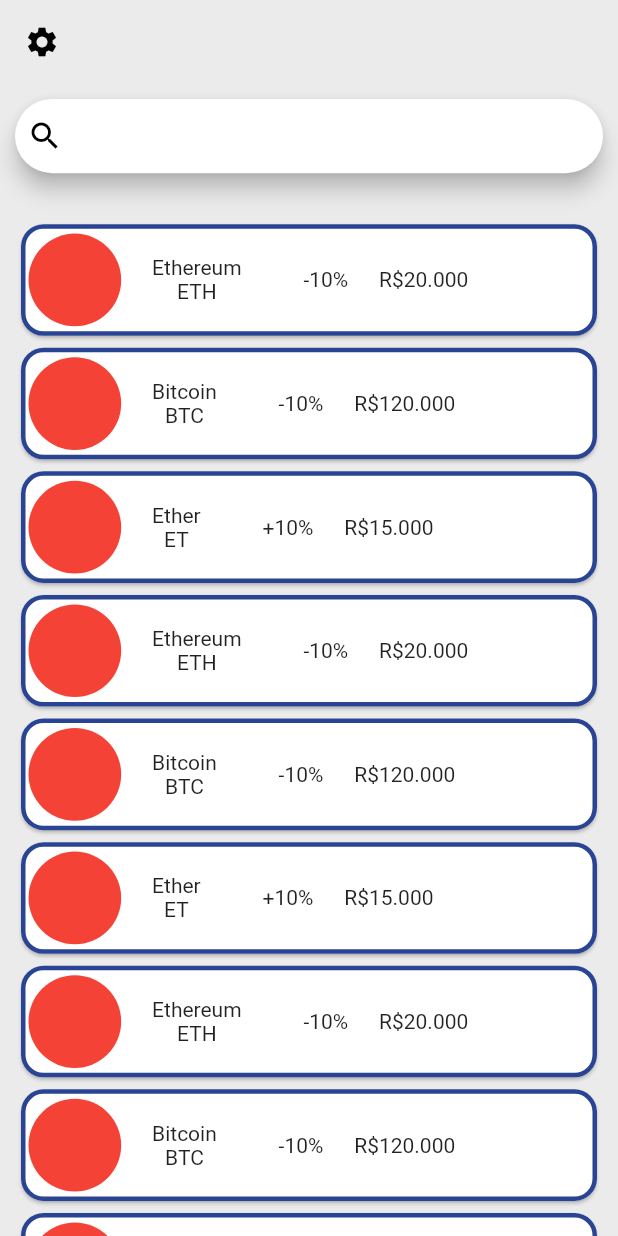
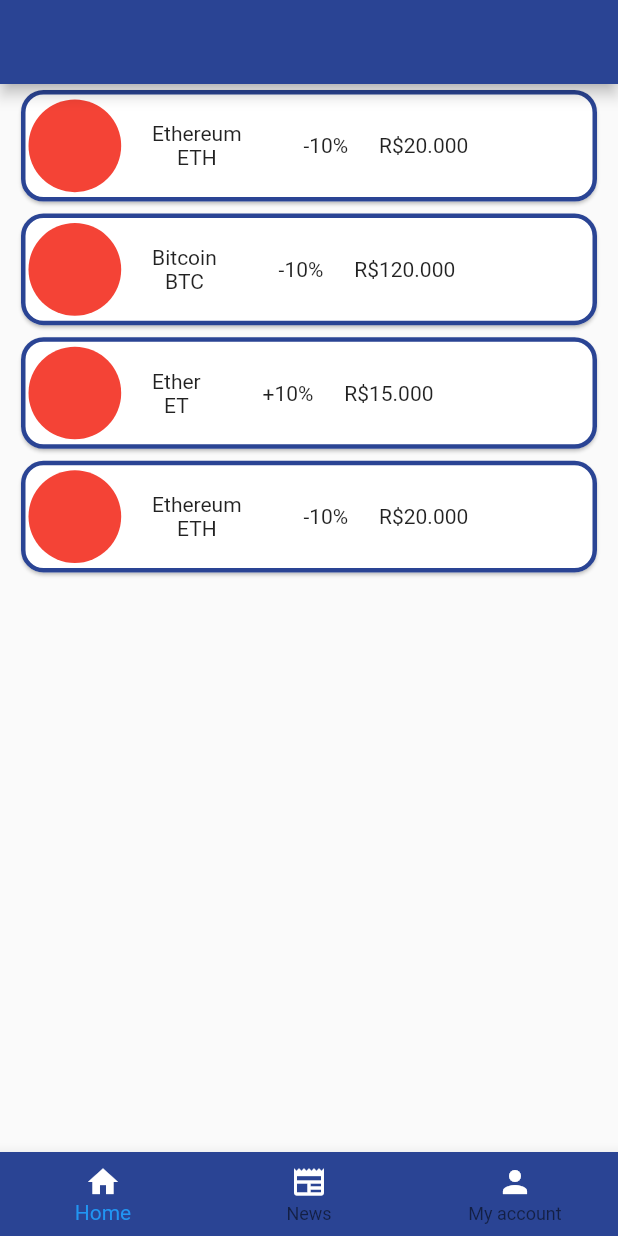
Before and after one commit to devv-thiago/criptoapp, a Flutter app: the screen it shows after launch, after a tap on "Login", on a phone screen of 412 x 824 dp. Run offline on Flutter 3.47's test engine with Material 2 defaults, Android fonts, the phone set to English and light mode, and no system bars.

Commit message:
atualizacao de interface

```diff
--- /dev/null
+++ b/lib/components/screens/coins_page.dart
@@ -0,0 +1,46 @@
+import 'package:flutter/material.dart';
+
+import '../widgets/coin_widget.dart';
+
+class CoinsPage extends StatefulWidget {
+  const CoinsPage({super.key});
+
+  @override
+  State<CoinsPage> createState() => _CoinsPageState();
+}
+
+class _CoinsPageState extends State<CoinsPage> {
+  @override
+  Widget build(BuildContext context) {
+    List<Widget> coins = [
+      CoinWidget('Ethereum', 'ETH', '-10%', 'R\$20.000'),
+      CoinWidget('Bitcoin', 'BTC', '-10%', 'R\$120.000'),
+      CoinWidget('Ether', 'ET', '+10%', 'R\$15.000'),
+      CoinWidget('Ethereum', 'ETH', '-10%', 'R\$20.000'),
+    ];
+    MediaQueryData deviceInfo = MediaQuery.of(context);
+    return MaterialApp(
+      home: Scaffold(
+        appBar: AppBar(
+          backgroundColor: const Color.fromRGBO(42, 68, 148, 1),
+        ),
+        body: SizedBox(
+          height: deviceInfo.size.height,
+          width: deviceInfo.size.width,
+          child: Column(
+            children: [
+              Expanded(
+                child: ListView.builder(
+                  itemBuilder: (context, index) {
+                    return coins[index];
+                  },
+                  itemCount: coins.length,
+                ),
+              ),
+            ],
+          ),
+        ),
+      ),
+    );
+  }
+}
--- a/lib/components/screens/homepage.dart
+++ b/lib/components/screens/homepage.dart
@@ -1,71 +1,62 @@
 import 'package:flutter/material.dart';
-import 'package:login/components/widgets/coin_widget.dart';
-import 'package:login/models/coin.dart';
-import 'package:login/utils/app_routes.dart';
-import 'config_menu.dart';
+import 'package:login/components/screens/coins_page.dart';
+import 'package:login/components/screens/config_menu.dart';
+import 'package:login/components/screens/news_page.dart';
 
 class HomePage extends StatefulWidget {
   const HomePage({super.key});
 
   @override
+  // ignore: library_private_types_in_public_api
   _HomePageState createState() => _HomePageState();
 }
 
 class _HomePageState extends State<HomePage> {
-  List<Widget> coins = [
-    CoinWidget('Ethereum', 'ETH', '-10%', 'R\$20.000'),
-    CoinWidget('Bitcoin', 'BTC', '-10%', 'R\$120.000'),
-    CoinWidget('Ether', 'ET', '+10%', 'R\$15.000'),
-    CoinWidget('Ethereum', 'ETH', '-10%', 'R\$20.000'),
-    CoinWidget('Bitcoin', 'BTC', '-10%', 'R\$120.000'),
-    CoinWidget('Ether', 'ET', '+10%', 'R\$15.000'),
-    CoinWidget('Ethereum', 'ETH', '-10%', 'R\$20.000'),
-    CoinWidget('Bitcoin', 'BTC', '-10%', 'R\$120.000'),
-    CoinWidget('Ether', 'ET', '+10%', 'R\$15.000'),
+  int _selectedIndex = 0;
+  List navigatorPages = [
+    CoinsPage(),
+    NewsPage(),
+    ConfigMenu(),
   ];
+
+  void _onItemTapped(int index) {
+    setState(() {
+      _selectedIndex = index;
+    });
+  }
 
   @override
   Widget build(BuildContext context) {
     MediaQueryData deviceInfo = MediaQuery.of(context);
     return MaterialApp(
       home: Scaffold(
-        appBar: AppBar(
-          backgroundColor: const Color.fromRGBO(235, 235, 235, 1),
-          elevation: 0,
-          leading: IconButton(
-            icon: const Icon(
-              Icons.settings,
-              color: Colors.black,
+        backgroundColor: const Color.fromRGBO(235, 235, 235, 1),
+        body: navigatorPages[_selectedIndex],
+        bottomNavigationBar: BottomNavigationBar(
+          backgroundColor: const Color.fromRGBO(42, 68, 148, 1),
+          currentIndex: _selectedIndex,
+          items: const <BottomNavigationBarItem>[
+            BottomNavigationBarItem(
+              icon: Icon(
+                Icons.home,
+                color: Colors.white,
+              ),
+              label: 'Home',
             ),
-            onPressed: () {
-              Navigator.pushNamed(context, AppRoutes.CONFIG_MENU);
-            },
-          ),
-        ),
-        backgroundColor: const Color.fromRGBO(235, 235, 235, 1),
-        body: SizedBox(
-          height: deviceInfo.size.height,
-          width: deviceInfo.size.width,
-          child: Column(
-            children: [
-              Container(
-                margin: const EdgeInsets.only(
-                    top: 10, right: 10, left: 10, bottom: 30),
-                height: deviceInfo.size.height * 0.06,
-                child: const SearchBar(
-                  leading: Icon(Icons.search),
+            BottomNavigationBarItem(
+                icon: Icon(
+                  Icons.newspaper_outlined,
+                  color: Colors.white,
                 ),
-              ),
-              Expanded(
-                child: ListView.builder(
-                  itemBuilder: (context, index) {
-                    return coins[index];
-                  },
-                  itemCount: coins.length,
+                label: 'News'),
+            BottomNavigationBarItem(
+                icon: Icon(
+                  Icons.person,
+                  color: Colors.white,
                 ),
-              ),
-            ],
-          ),
+                label: 'My account'),
+          ],
+          onTap: _onItemTapped,
         ),
       ),
     );
--- a/lib/components/screens/login_page.dart
+++ b/lib/components/screens/login_page.dart
@@ -70,8 +70,8 @@ class _LoginPageState extends State<LoginPage> {
                       });
                     },
                     icon: isObscure == true
-                        ? const Icon(Icons.lock)
-                        : const Icon(Icons.no_encryption)),
+                        ? const Icon(Icons.visibility)
+                        : const Icon(Icons.visibility_off)),
               ),
             ),
             const SizedBox(
@@ -104,8 +104,8 @@ class _LoginPageState extends State<LoginPage> {
                     'Não tem uma conta? registre-se',
                     style: TextStyle(color: Color.fromRGBO(42, 68, 148, 1)),
                   ),
-                  onPressed: () =>
-                      Navigator.pushReplacementNamed(context, AppRoutes.REGISTER_PAGE)),
+                  onPressed: () => Navigator.pushReplacementNamed(
+                      context, AppRoutes.REGISTER_PAGE)),
             )
           ],
         ),
--- a/lib/components/widgets/coin_widget.dart
+++ b/lib/components/widgets/coin_widget.dart
@@ -1,16 +1,21 @@
 import 'package:flutter/material.dart';
 
-class CoinWidget extends StatelessWidget {
+// ignore: must_be_immutable
+class CoinWidget extends StatefulWidget {
   String name;
-
   String id;
 
   String percent;
 
   String price;
 
-  CoinWidget(this.name, this.id, this.percent, this.price);
+  CoinWidget(this.name, this.id, this.percent, this.price, {super.key});
 
+  @override
+  State<CoinWidget> createState() => _CoinWidgetState();
+}
+
+class _CoinWidgetState extends State<CoinWidget> {
   @override
   Widget build(BuildContext context) {
     MediaQueryData deviceinfo = MediaQuery.of(context);
@@ -42,18 +47,18 @@ class CoinWidget extends StatelessWidget {
               Column(
                 mainAxisAlignment: MainAxisAlignment.center,
                 children: [
-                  Text(name),
-                  Text(id),
+                  Text(widget.name),
+                  Text(widget.id),
                 ],
               ),
               SizedBox(
                 width: deviceinfo.size.width * 0.1,
               ),
-              Text(percent),
+              Text(widget.percent),
               SizedBox(
                 width: deviceinfo.size.width * 0.05,
               ),
-              Text(price),
+              Text(widget.price),
             ],
           ),
         ),
```
Also changed, not shown: lib/components/screens/config_menu.dart (+3 -84 lines), lib/components/screens/news_page.dart (added, +20 -0 lines).
